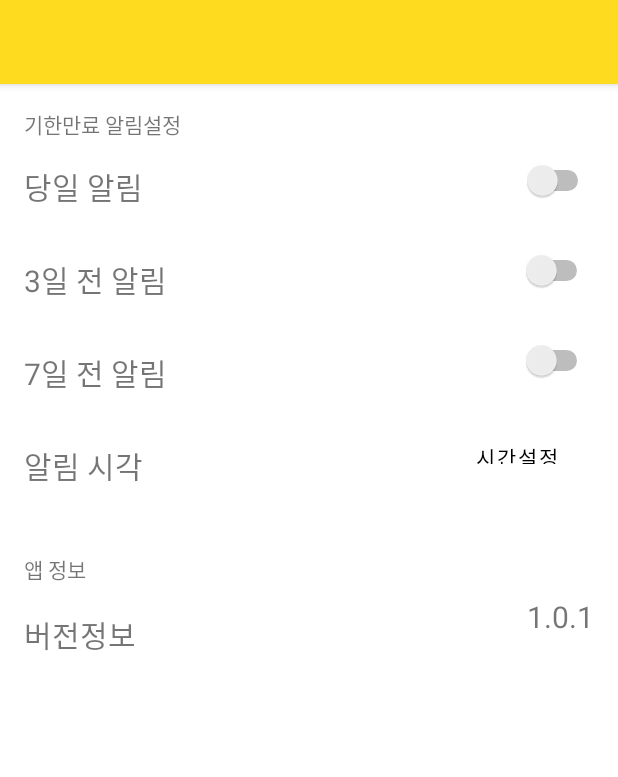
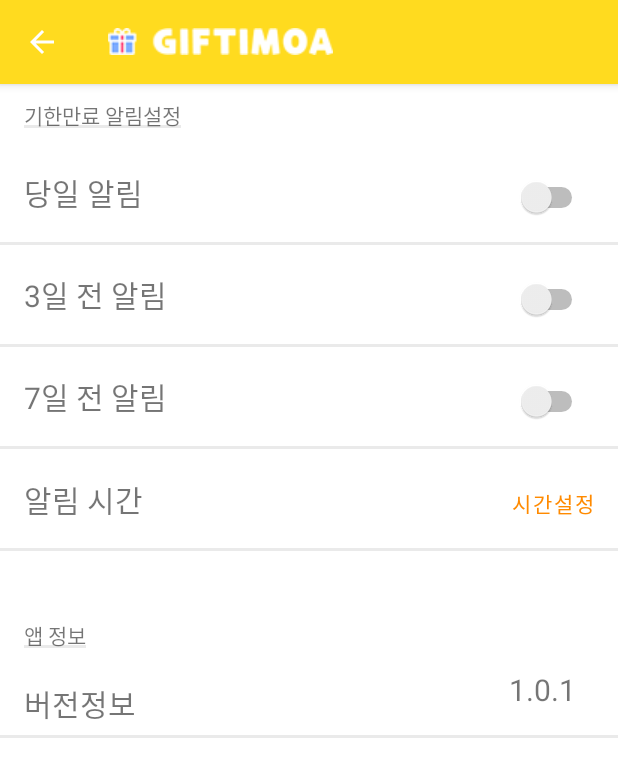
Before and after one commit to seonggg/Giftimoa, an Android app: the Setting screen opened directly, with no data from a screen before it, on a phone screen of 412 x 824 dp. Shown: the top 777 px of the screen. Run offline under Robolectric (Android 15) with nearby library versions, the phone set to English and light mode, and no system bars.

Commit message:
알람 구현 및 변수 값 전달을 위해 info의 str_time을 time 데이커 클래스의 time1로 변경

```diff
--- a/app/src/main/AndroidManifest.xml
+++ b/app/src/main/AndroidManifest.xml
@@ -50,6 +50,7 @@
                 <action android:name="android.intent.action.BOOT_COMPLETED" />
             </intent-filter>
         </receiver>
+
     </application>
 
 </manifest>
--- a/app/src/main/java/com/example/mygifty/Info.kt
+++ b/app/src/main/java/com/example/mygifty/Info.kt
@@ -1,5 +1,7 @@
 package com.example.mygifty
 
+import android.app.Application
+import android.content.Context
 import android.content.Intent
 import android.database.Cursor
 import android.database.sqlite.SQLiteDatabase
@@ -16,6 +18,8 @@ import androidx.core.net.toUri
 import java.text.ParseException
 import java.text.SimpleDateFormat
 import java.util.*
+
+
 
 class Info : AppCompatActivity() {
 
@@ -67,10 +71,9 @@ class Info : AppCompatActivity() {
         var cursor: Cursor
         cursor = sqlitedb.rawQuery("SELECT * FROM gifticon WHERE uri = '" +str_uri +"';", null)
 
-        //데이터 불러오기
         if(cursor.moveToNext()){
             str_name=cursor.getString(cursor.getColumnIndex("name")).toString()
-            str_time=cursor.getString(cursor.getColumnIndex("time")).toString()
+            time.time1.time2=cursor.getString(cursor.getColumnIndex("time")).toString()
             str_place=cursor.getString(cursor.getColumnIndex("place")).toString()
             str_state=cursor.getString(cursor.getColumnIndex("state")).toString()
             str_memo=cursor.getString(cursor.getColumnIndex("memo")).toString()
@@ -92,7 +95,7 @@ class Info : AppCompatActivity() {
         info_img.setImageBitmap(bitmap)
 
         tv_name.setText(str_name)
-        tv_time.setText(str_time)
+        tv_time.setText(time.time1.time2)
         tv_place.setText(str_place)
         tv_state.setText(str_state)
         tv_memo.setText(str_memo)
@@ -114,25 +117,20 @@ class Info : AppCompatActivity() {
         }
 
         //날짜 따라서 사용지나면 회색
-        dbManager = DBManager(this, "gifticon", null, 1)
-        sqlitedb = dbManager.writableDatabase
-
         val calendar = Calendar.getInstance()
         val dateFormat = SimpleDateFormat("yyyy/MM/dd")
         var datetime: Date? = null
         try {
-            datetime = dateFormat.parse(str_time)
+            datetime = dateFormat.parse(time.time1.time2)
         } catch (e: ParseException) {
             Toast.makeText(applicationContext, "[알람설정 실패!!]", Toast.LENGTH_SHORT).show()
             e.printStackTrace()
         }
         if(calendar.time>=datetime){
             btnUse.setBackgroundColor(Color.LTGRAY)
-            sqlitedb.execSQL("UPDATE gifticon SET state = '기한 만료' WHERE uri = '" + str_uri + "';")
         }
 
-        sqlitedb.close()
-        dbManager.close()
+
     }
 
     override fun onCreateOptionsMenu(menu: Menu?): Boolean {
--- a/app/src/main/java/com/example/mygifty/MainActivity.kt
+++ b/app/src/main/java/com/example/mygifty/MainActivity.kt
@@ -1,5 +1,7 @@
 package com.example.mygifty
 
+import android.app.Application
+import android.content.Context
 import android.content.Intent
 import android.database.sqlite.SQLiteDatabase
 import androidx.appcompat.app.AppCompatActivity
@@ -11,6 +13,8 @@ import android.widget.ImageButton
 import androidx.viewpager2.widget.ViewPager2
 import com.google.android.material.tabs.TabLayout
 import com.google.android.material.tabs.TabLayoutMediator
+
+
 
 class MainActivity : AppCompatActivity() {
 
--- a/app/src/main/java/com/example/mygifty/Setting.kt
+++ b/app/src/main/java/com/example/mygifty/Setting.kt
@@ -3,11 +3,29 @@ package com.example.mygifty
 import android.content.Intent
 import androidx.appcompat.app.AppCompatActivity
 import android.os.Bundle
+import android.view.MenuItem
 import android.widget.Button
 
 class Setting : AppCompatActivity() {
+
+    //뒤로가기
+    override fun onOptionsItemSelected(item: MenuItem): Boolean {
+        when (item?.itemId) {
+            android.R.id.home -> {
+                finish()
+                return true
+            }
+            else->{return true }
+        }
+    }
+
     override fun onCreate(savedInstanceState: Bundle?) {
         super.onCreate(savedInstanceState)
+        supportActionBar?.setDisplayHomeAsUpEnabled(true)
+        getSupportActionBar()?.setIcon(R.drawable.minititle)
+        getSupportActionBar()?.setDisplayUseLogoEnabled(true)
+        getSupportActionBar()?.setDisplayShowHomeEnabled(true)
+
         setContentView(R.layout.activity_setting)
 
         //시간 설정하는 버튼
@@ -22,16 +40,21 @@ class Setting : AppCompatActivity() {
         var btnSettingTimeOnDay = findViewById<Button>(R.id.switch1)
 
         btnSettingTimeOnDay.setOnClickListener({
+            time.time1.daycount=0
 
         })
         //3일전
-        var btnSettingTime3Day = findViewById<Button>(R.id.switch1)
+        var btnSettingTime3Day = findViewById<Button>(R.id.switch2)
 
         btnSettingTime3Day.setOnClickListener({
-
+            time.time1.daycount=3
         })
 
         //7일전
+        var btnSettingTime7Day = findViewById<Button>(R.id.switch3)
 
+        btnSettingTime3Day.setOnClickListener({
+            time.time1.daycount=7
+        })
     }
 }
--- a/app/src/main/java/com/example/mygifty/SettingTime.kt
+++ b/app/src/main/java/com/example/mygifty/SettingTime.kt
@@ -4,9 +4,12 @@ import android.app.AlarmManager
 import android.app.NotificationManager
 import android.app.PendingIntent
 import android.content.Intent
+import android.database.Cursor
+import android.database.sqlite.SQLiteDatabase
 import android.os.Build
 import android.os.Bundle
 import android.util.Log
+import android.view.MenuItem
 import android.widget.Button
 import android.widget.Toast
 import androidx.appcompat.app.AppCompatActivity
@@ -17,21 +20,13 @@ import android.view.View as View
 import android.widget.TimePicker
 
 
-class SettingTime : RegistActivity() {
 
 
+class SettingTime : AppCompatActivity() {
 
     private var alarmManager: AlarmManager? = null
     private var mCalender: GregorianCalendar? = null
     private var notificationManager: NotificationManager? = null
-
-    //기프티콘의 등록으로 부터 받아올 날짜
-    var month :String = "08"
-      //달
-    var date = "04"   //일
-
-    //var year = "2021"
-    var year = "2021"
 
     var hour: Int = 0
     var hour_24: Int = 0
@@ -40,6 +35,13 @@ class SettingTime : RegistActivity() {
 
     override fun onCreate(savedInstanceState: Bundle?) {
         super.onCreate(savedInstanceState)
+
+        getSupportActionBar()?.setIcon(R.drawable.minititle)
+        getSupportActionBar()?.setDisplayUseLogoEnabled(true)
+        getSupportActionBar()?.setDisplayShowHomeEnabled(true)
+
+
+        supportActionBar?.setDisplayHomeAsUpEnabled(true)
 
         setContentView(R.layout.activity_setting_time)
         //노티피케이션 매니저
@@ -72,6 +74,7 @@ class SettingTime : RegistActivity() {
                 hour_24 = picker!!.currentHour
                 minute = picker!!.currentMinute
             }
+
             if (hour_24 > 12) {
                 am_pm = "PM"
                 hour = hour_24 - 12
@@ -79,18 +82,34 @@ class SettingTime : RegistActivity() {
                 hour = hour_24
                 am_pm = "AM"
             }
+
+
             //Toast.makeText(applicationContext, "[" + picker?.hour + ":" + picker?.minute + " hour와 minute]", Toast.LENGTH_SHORT).show()
+
+
 
             try {
                 setAlarm()
 
                 //Toast.makeText(applicationContext, "[" + year + "년" + month + "월" + date + "일" + "으로 알람이 설정되었습니다!]", Toast.LENGTH_SHORT).show()}
             } catch (e: Exception) {
-                Toast.makeText(applicationContext, "[알람설정 실패]", Toast.LENGTH_SHORT).show()
+                //Toast.makeText(applicationContext, "[알람설정 실패]", Toast.LENGTH_SHORT).show()
             }
+
+
         }
     }
 
+    //뒤로가기
+    override fun onOptionsItemSelected(item: MenuItem): Boolean {
+        when (item?.itemId) {
+            android.R.id.home -> {
+                finish()
+                return true
+            }
+            else->{return true }
+        }
+    }
 
     private fun setAlarm() {
         //AlarmReceiver에 값 전달
@@ -98,41 +117,45 @@ class SettingTime : RegistActivity() {
 
         val pendingIntent = PendingIntent.getBroadcast(this@SettingTime, 0, receiverIntent, 0)
 
-        val from: String = year + "-" + month + "-" + date + "-" + hour + ":" + minute + ":" + "00" // 날짜와 시간을 지정
+
+
+        Toast.makeText(applicationContext, "[알람 설정 성공]", Toast.LENGTH_SHORT).show()
+
+        var from: String =""
+
+        if(time.time1.daycount==3){
+        time.time1.time2.toLong()-3.0
+        }
+
+        if(time.time1.daycount==7){
+            time.time1.time2.toLong()-7.0
+        }
+
+        from=time.time1.time2 + "/" + hour + "/" + minute + "/" + "00" // 날짜와 시간을 지정
+
 
 
         //Toast.makeText(applicationContext, "["+from+"]", Toast.LENGTH_SHORT).show()
 
         //날짜 포맷을 바꿔주는 소스코드
-        val dateFormat = SimpleDateFormat("yyyy-MM-dd-HH:mm:ss")
+        val dateFormat = SimpleDateFormat("yyyy/MM/dd/HH/mm/ss")
         var datetime: Date? = null
         try {
             datetime = dateFormat.parse(from)
         } catch (e: ParseException) {
-            Toast.makeText(applicationContext, "[알람설정 실패!!]", Toast.LENGTH_SHORT).show()
+            //Toast.makeText(applicationContext, "[알람설정 실패!!]", Toast.LENGTH_SHORT).show()
             e.printStackTrace()
         }
 
         val calendar = Calendar.getInstance()
-        var time1:Long=1164925597950
+
         calendar.time = datetime
 
-        //calendar.timeInMillis=calendar.time
-        //Toast.makeText(applicationContext, "["+calendar.timeInMillis+"]", Toast.LENGTH_SHORT).show()
+        var a=calendar.getTimeInMillis()
 
-/*
-        alarmManager?.set(   // 5
-            AlarmManager.RTC_WAKEUP,
-            calendar.timeInMillis,
-            pendingIntent
-        )
+        alarmManager?.set(AlarmManager.RTC, a,pendingIntent)
 
- */
-
-        alarmManager?.set(AlarmManager.RTC, calendar.getTimeInMillis(),pendingIntent)
-
-        //alarmManager!![AlarmManager.RTC, calendar.timeInMillis] = pendingIntent
-
+        //Toast.makeText(applicationContext, "[알람설정 성공]", Toast.LENGTH_SHORT).show()
 
     }
 
--- /dev/null
+++ b/app/src/main/java/com/example/mygifty/time.kt
@@ -0,0 +1,11 @@
+package com.example.mygifty
+
+data class time(var timevalue:String){
+    object time1 {
+        var time2:String=""
+        var daycount:Int=0
+
+    }
+
+
+}
--- a/app/src/main/res/layout/activity_setting.xml
+++ b/app/src/main/res/layout/activity_setting.xml
@@ -1,91 +1,140 @@
 <?xml version="1.0" encoding="utf-8"?>
-<androidx.constraintlayout.widget.ConstraintLayout xmlns:android="http://schemas.android.com/apk/res/android"
+<LinearLayout xmlns:android="http://schemas.android.com/apk/res/android"
     xmlns:app="http://schemas.android.com/apk/res-auto"
     xmlns:tools="http://schemas.android.com/tools"
     android:layout_width="match_parent"
     android:layout_height="match_parent"
+    android:orientation="vertical"
     tools:context=".Setting">
 
+    android:background="@drawable/row_itemback"
     <TextView
         android:id="@+id/textView"
         android:layout_width="wrap_content"
         android:layout_height="wrap_content"
         android:layout_marginStart="16dp"
-        android:layout_marginTop="16dp"
-        android:text="기한만료 알림설정"
-        app:layout_constraintStart_toStartOf="parent"
-        app:layout_constraintTop_toTopOf="parent" />
+        android:background="@drawable/row_itemback"
+        android:layout_marginTop="10dp"
+        android:layout_marginBottom="10dp"
+        android:text="기한만료 알림설정" />
 
-    <TextView
-        android:id="@+id/textView2"
-        android:layout_width="wrap_content"
+    <LinearLayout
+        android:layout_width="match_parent"
         android:layout_height="wrap_content"
-        android:layout_marginStart="16dp"
-        android:layout_marginTop="16dp"
-        android:text="당일 알림"
-        android:textSize="20sp"
-        app:layout_constraintStart_toStartOf="parent"
-        app:layout_constraintTop_toBottomOf="@+id/textView" />
+        android:background="@drawable/row_itemback"
+        android:orientation="horizontal">
+
+        <TextView
+            android:id="@+id/textView2"
+            android:layout_width="wrap_content"
+            android:layout_height="wrap_content"
+            android:layout_marginStart="16dp"
+            android:layout_marginTop="10dp"
+            android:layout_marginBottom="10dp"
+            android:text="당일 알림"
+            android:layout_weight="1"
+            android:textSize="20sp" />
+
+        <Switch
+            android:id="@+id/switch1"
+            android:layout_width="wrap_content"
+            android:layout_height="wrap_content"
+            android:layout_marginEnd="20dp"
+            android:layout_weight="1"
+            android:layout_marginTop="10dp"
+            android:layout_marginBottom="10dp"
+            android:minWidth="48dp"
+            android:minHeight="48dp" />
+
+    </LinearLayout>
+
+<LinearLayout
+    android:layout_width="match_parent"
+    android:layout_height="wrap_content"
+    android:background="@drawable/row_itemback"
+    android:orientation="horizontal">
 
     <TextView
         android:id="@+id/textView3"
         android:layout_width="wrap_content"
         android:layout_height="wrap_content"
         android:layout_marginStart="16dp"
-        android:layout_marginTop="32dp"
+        android:layout_marginTop="10dp"
+        android:layout_marginBottom="10dp"
         android:text="3일 전 알림"
-        android:textSize="20sp"
-        app:layout_constraintStart_toStartOf="parent"
-        app:layout_constraintTop_toBottomOf="@+id/textView2" />
+        android:textSize="20sp" />
+
+    <Switch
+        android:id="@+id/switch2"
+        android:layout_width="wrap_content"
+        android:layout_height="wrap_content"
+        android:layout_marginEnd="20dp"
+        android:layout_weight="1"
+        android:layout_marginTop="10dp"
+        android:layout_marginBottom="10dp"
+        android:minWidth="48dp"
+        android:minHeight="48dp" />
+
+</LinearLayout>
+
+    <LinearLayout
+        android:layout_width="match_parent"
+        android:layout_height="wrap_content"
+        android:background="@drawable/row_itemback"
+        android:orientation="horizontal">
 
     <TextView
         android:id="@+id/textView4"
         android:layout_width="wrap_content"
         android:layout_height="wrap_content"
         android:layout_marginStart="16dp"
-        android:layout_marginTop="32dp"
+        android:layout_marginTop="10dp"
+        android:layout_marginBottom="10dp"
         android:text="7일 전 알림"
-        android:textSize="20sp"
-        app:layout_constraintStart_toStartOf="parent"
-        app:layout_constraintTop_toBottomOf="@+id/textView3" />
-
-    <Switch
-        android:id="@+id/switch1"
-        android:layout_width="wrap_content"
-        android:layout_height="wrap_content"
-        android:layout_marginTop="40dp"
-        android:minWidth="48dp"
-        android:minHeight="48dp"
-        app:layout_constraintEnd_toEndOf="parent"
-        app:layout_constraintHorizontal_bias="0.94"
-        app:layout_constraintStart_toEndOf="@+id/textView2"
-        app:layout_constraintTop_toTopOf="parent" />
-
-    <Switch
-        android:id="@+id/switch2"
-        android:layout_width="wrap_content"
-        android:layout_height="wrap_content"
-        android:layout_marginStart="191dp"
-        android:layout_marginTop="12dp"
-        android:minWidth="48dp"
-        android:minHeight="48dp"
-        app:layout_constraintEnd_toEndOf="parent"
-        app:layout_constraintHorizontal_bias="0.733"
-        app:layout_constraintStart_toEndOf="@+id/textView3"
-        app:layout_constraintTop_toBottomOf="@+id/switch1" />
+        android:textSize="20sp"/>
 
     <Switch
         android:id="@+id/switch3"
         android:layout_width="wrap_content"
         android:layout_height="wrap_content"
-        android:layout_marginStart="236dp"
-        android:layout_marginTop="12dp"
-        android:layout_marginEnd="17dp"
+        android:layout_marginEnd="20dp"
+        android:layout_weight="1"
+        android:layout_marginTop="10dp"
+        android:layout_marginBottom="10dp"
         android:minWidth="48dp"
-        android:minHeight="48dp"
-        app:layout_constraintEnd_toEndOf="parent"
-        app:layout_constraintStart_toEndOf="@+id/textView4"
-        app:layout_constraintTop_toBottomOf="@+id/switch2" />
+        android:minHeight="48dp" />
+
+    </LinearLayout>
+
+    <LinearLayout
+        android:layout_width="match_parent"
+        android:layout_height="wrap_content"
+        android:background="@drawable/row_itemback"
+        android:orientation="horizontal">
+
+    <TextView
+        android:id="@+id/textView8"
+        android:layout_width="wrap_content"
+        android:layout_height="wrap_content"
+        android:layout_marginStart="16dp"
+        android:text="알림 시간"
+        android:layout_marginTop="10dp"
+        android:layout_marginBottom="10dp"
+        android:layout_weight="1"
+        android:textSize="20sp" />
+
+        <Button
+            android:id="@+id/button2"
+            android:layout_width="wrap_content"
+            android:layout_height="wrap_content"
+            android:background="#00FFFFFF"
+            android:backgroundTint="#FFFFFF"
+            android:layout_marginTop="10dp"
+            android:layout_marginBottom="10dp"
+            android:text="시간설정"
+            android:textColor="#FF8A00" />
+
+    </LinearLayout>
 
     <TextView
         android:id="@+id/textView5"
@@ -93,54 +142,38 @@
         android:layout_height="wrap_content"
         android:layout_marginStart="16dp"
         android:layout_marginTop="43dp"
-        android:text="앱 정보"
-        app:layout_constraintStart_toStartOf="parent"
-        app:layout_constraintTop_toBottomOf="@+id/textView8" />
+        android:background="@drawable/row_itemback"
+
+        android:layout_marginBottom="10dp"
+        android:text="앱 정보" />
+
+    <LinearLayout
+        android:layout_width="match_parent"
+        android:layout_height="wrap_content"
+        android:background="@drawable/row_itemback"
+        android:orientation="horizontal">
 
     <TextView
         android:id="@+id/textView6"
         android:layout_width="wrap_content"
         android:layout_height="wrap_content"
         android:layout_marginStart="16dp"
-        android:layout_marginTop="18dp"
+        android:layout_weight="1"
+        android:layout_marginTop="10dp"
+        android:layout_marginBottom="10dp"
         android:text="버전정보"
-        android:textSize="20sp"
-        app:layout_constraintStart_toStartOf="parent"
-        app:layout_constraintTop_toBottomOf="@+id/textView5" />
+        android:textSize="20sp" />
 
     <TextView
         android:id="@+id/textView7"
         android:layout_width="wrap_content"
         android:layout_height="wrap_content"
-        android:layout_marginTop="78dp"
-        android:layout_marginEnd="16dp"
+        android:layout_marginEnd="28dp"
+
         android:text="1.0.1"
-        android:textSize="20sp"
-        app:layout_constraintEnd_toEndOf="parent"
-        app:layout_constraintTop_toBottomOf="@+id/button2" />
+        android:textSize="20sp" />
 
-    <Button
-        android:id="@+id/button2"
-        android:layout_width="104dp"
-        android:layout_height="35dp"
-        android:layout_marginTop="20dp"
-        android:layout_marginEnd="16dp"
-        android:background="#00FFFFFF"
-        android:backgroundTint="#FFFFFF"
-        android:text="시간설정"
-        android:textColor="#000000"
-        app:layout_constraintEnd_toEndOf="parent"
-        app:layout_constraintTop_toBottomOf="@+id/switch3"
-        tools:ignore="TouchTargetSizeCheck,TextContrastCheck" />
+    </LinearLayout>
 
-    <TextView
-        android:id="@+id/textView8"
-        android:layout_width="wrap_content"
-        android:layout_height="wrap_content"
-        android:layout_marginStart="16dp"
-        android:layout_marginTop="32dp"
-        android:text="알림 시각"
-        android:textSize="20sp"
-        app:layout_constraintStart_toStartOf="parent"
-        app:layout_constraintTop_toBottomOf="@+id/textView4" />
-</androidx.constraintlayout.widget.ConstraintLayout>
+
+</LinearLayout>
```
